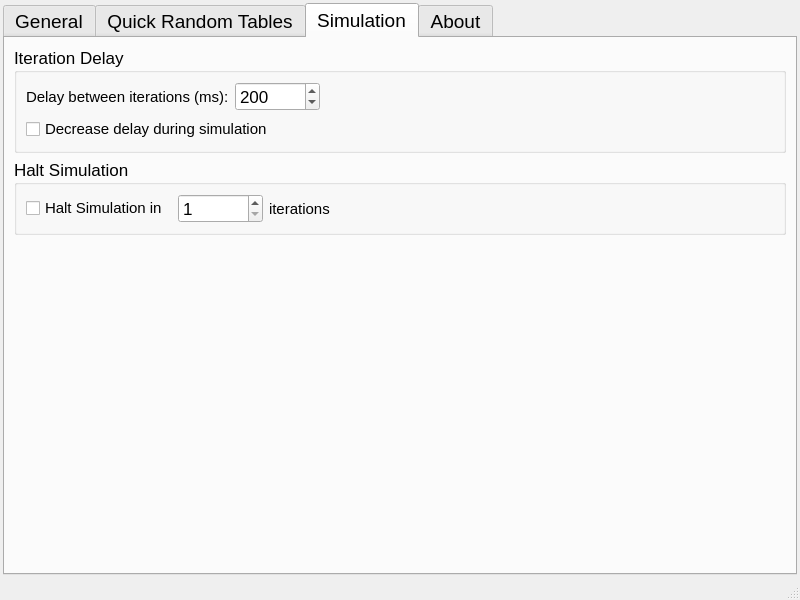
Old version of the form Qt/TuringsMachineSimulator/settings.ui in the repository fabioalves98/TuringsMachineGenerator.
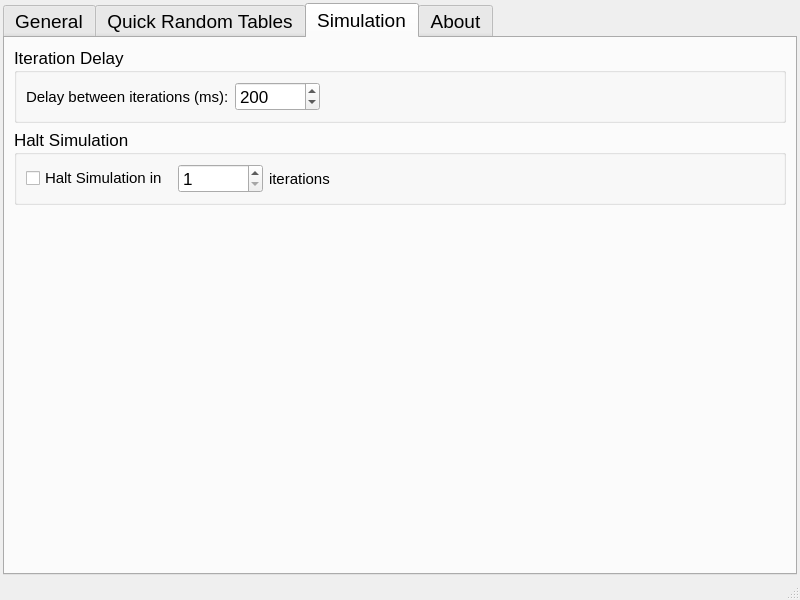
New version of the form. The open tabs and pages were chosen to show the change.

```diff
--- a/Qt/TuringsMachineSimulator/settings.ui
+++ b/Qt/TuringsMachineSimulator/settings.ui
@@ -525,18 +525,6 @@
                </item>
               </layout>
              </item>
-             <item>
-              <widget class="QCheckBox" name="decDelayCheck">
-               <property name="font">
-                <font>
-                 <pointsize>11</pointsize>
-                </font>
-               </property>
-               <property name="text">
-                <string>Decrease delay during simulation</string>
-               </property>
-              </widget>
-             </item>
             </layout>
            </item>
            <item>
```
Left out of the diff: 2 changed lines with no effect on the pictures.
